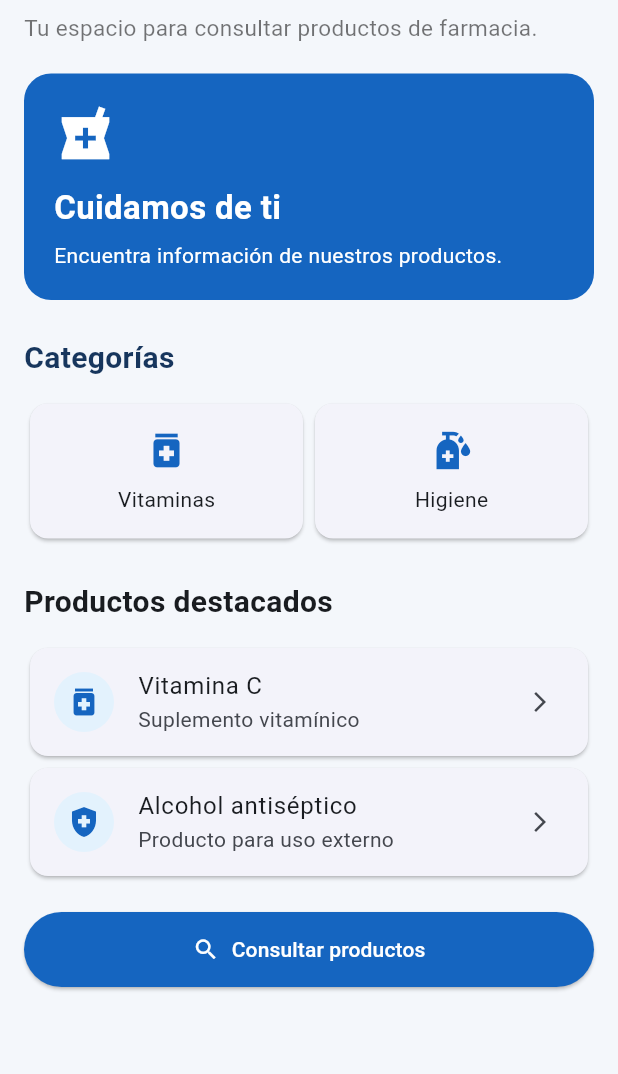
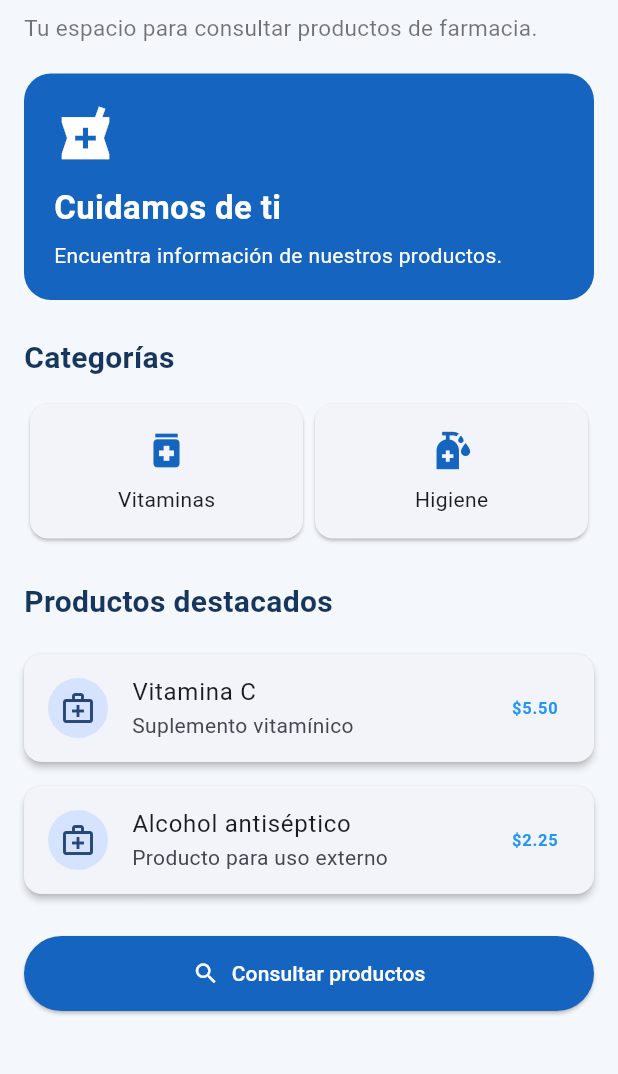
Before and after one commit to mbarreiro-cpu/Lifarlit, a Flutter app: the screen it shows after launch, on a phone screen of 412 x 824 dp, the part 162-1236 px from its top. Run offline on Flutter 3.47's test engine with Material 3 defaults, Android fonts, the phone set to English and light mode, and no system bars.

Commit message:
refactor: reutilizar tarjetas de productos

```diff
--- a/lib/screens/home_screen.dart
+++ b/lib/screens/home_screen.dart
@@ -1,5 +1,6 @@
 
 import 'package:flutter/material.dart';
+import '../widgets/product_card.dart';
 
 class HomeScreen extends StatelessWidget {
   const HomeScreen({super.key});
@@ -33,10 +34,14 @@ class HomeScreen extends StatelessWidget {
             const SizedBox(height: 8),
             const Text(
               'Tu espacio para consultar productos de farmacia.',
-              style: TextStyle(fontSize: 15, color: Colors.black54),
+              style: TextStyle(
+                fontSize: 15,
+                color: Colors.black54,
+              ),
             ),
             const SizedBox(height: 20),
 
+            // Banner de bienvenida
             Container(
               width: double.infinity,
               padding: const EdgeInsets.all(20),
@@ -64,7 +69,10 @@ class HomeScreen extends StatelessWidget {
                   SizedBox(height: 6),
                   Text(
                     'Encuentra información de nuestros productos.',
-                    style: TextStyle(color: Colors.white, fontSize: 14),
+                    style: TextStyle(
+                      color: Colors.white,
+                      fontSize: 14,
+                    ),
                   ),
                 ],
               ),
@@ -72,6 +80,7 @@ class HomeScreen extends StatelessWidget {
 
             const SizedBox(height: 24),
 
+            // Categorías
             const Text(
               'Categorías',
               style: TextStyle(
@@ -80,7 +89,6 @@ const Text(
                 color: Color(0xFF17365D),
               ),
             ),
-
             const SizedBox(height: 12),
 
             Row(
@@ -88,7 +96,9 @@ Row(
                 Expanded(
                   child: Card(
                     child: Padding(
-          padding: const EdgeInsets.symmetric(vertical: 16),
+                      padding: const EdgeInsets.symmetric(
+                        vertical: 16,
+                      ),
                       child: Column(
                         children: const [
                           Icon(
@@ -106,7 +116,9 @@ Row(
                 Expanded(
                   child: Card(
                     child: Padding(
-          padding: const EdgeInsets.symmetric(vertical: 16),
+                      padding: const EdgeInsets.symmetric(
+                        vertical: 16,
+                      ),
                       child: Column(
                         children: const [
                           Icon(
@@ -125,68 +137,57 @@ Row(
             ),
 
             const SizedBox(height: 24),
+
+            // Productos destacados
             const Text(
               'Productos destacados',
               style: TextStyle(
                 fontSize: 20,
                 fontWeight: FontWeight.bold,
+                color: Color(0xFF17365D),
               ),
             ),
             const SizedBox(height: 12),
 
-            Card(
-              child: ListTile(
-                leading: const CircleAvatar(
-                  backgroundColor: Color(0xFFE3F2FD),
-                  child: Icon(
-                    Icons.medication,
-                    color: Color(0xFF1565C0),
-                  ),
-                ),
-                title: const Text('Vitamina C'),
-                subtitle: const Text('Suplemento vitamínico'),
-                trailing: const Icon(Icons.arrow_forward_ios, size: 16),
+            ProductCard(
+              nombre: 'Vitamina C',
+              descripcion: 'Suplemento vitamínico',
+              precio: '\$5.50',
               onTap: () {
                 Navigator.pushNamed(
                   context,
                   '/detalle',
                   arguments: {
                     'nombre': 'Vitamina C',
-                      'descripcion': 'Suplemento vitamínico de consulta.',
+                    'descripcion':
+                        'Suplemento vitamínico de consulta.',
                     'precio': 5.50,
                   },
                 );
               },
             ),
-            ),
 
-            Card(
-              child: ListTile(
-                leading: const CircleAvatar(
-                  backgroundColor: Color(0xFFE3F2FD),
-                  child: Icon(
-                    Icons.health_and_safety,
-                    color: Color(0xFF1565C0),
-                  ),
-                ),
-                title: const Text('Alcohol antiséptico'),
-                subtitle: const Text('Producto para uso externo'),
-                trailing: const Icon(Icons.arrow_forward_ios, size: 16),
+            ProductCard(
+              nombre: 'Alcohol antiséptico',
+              descripcion: 'Producto para uso externo',
+              precio: '\$2.25',
               onTap: () {
                 Navigator.pushNamed(
                   context,
                   '/detalle',
                   arguments: {
                     'nombre': 'Alcohol antiséptico',
-                      'descripcion': 'Producto para limpieza externa.',
+                    'descripcion':
+                        'Producto para limpieza externa.',
                     'precio': 2.25,
                   },
                 );
               },
             ),
-            ),
 
             const SizedBox(height: 20),
+
+            // Botón de consulta general
             SizedBox(
               width: double.infinity,
               child: ElevatedButton.icon(
@@ -207,7 +208,9 @@ const SizedBox(height: 24),
                 style: ElevatedButton.styleFrom(
                   backgroundColor: const Color(0xFF1565C0),
                   foregroundColor: Colors.white,
-                  padding: const EdgeInsets.symmetric(vertical: 15),
+                  padding: const EdgeInsets.symmetric(
+                    vertical: 15,
+                  ),
                 ),
               ),
             ),
```
Lines whose indentation alone changed are shown as unchanged.
